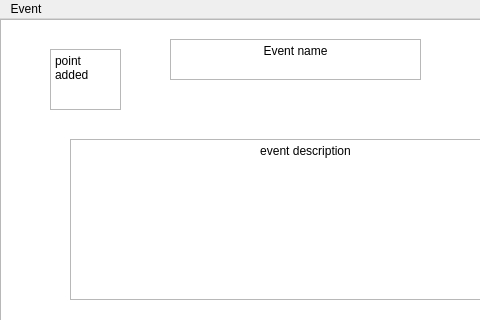
Above: Group Assignment/eventpopupwindow.ui from RickySkywalker/GP before the change; both pictures show x 0 to 480 and y 0 to 320 of the 640 by 480 pixel window. Below: the same form after it.
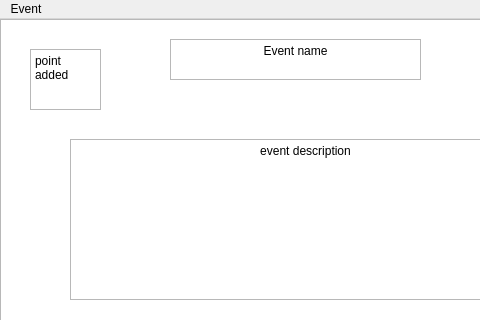
That is the form after the change.

Diff of the .ui file:
```diff
--- a/Group Assignment/eventpopupwindow.ui
+++ b/Group Assignment/eventpopupwindow.ui
@@ -79,7 +79,7 @@
    <widget class="QTextBrowser" name="textBrowser">
     <property name="geometry">
      <rect>
-      <x>50</x>
+      <x>30</x>
       <y>30</y>
       <width>71</width>
       <height>61</height>
```
Left out of the diff: 4 changed lines with no effect on the pictures.
